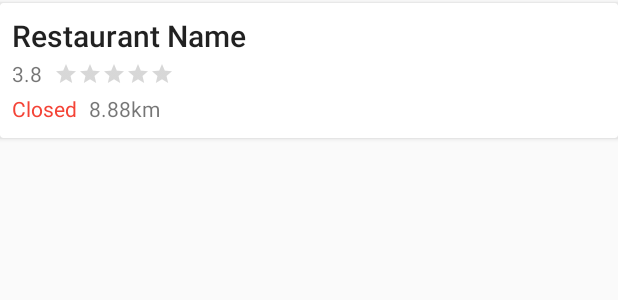
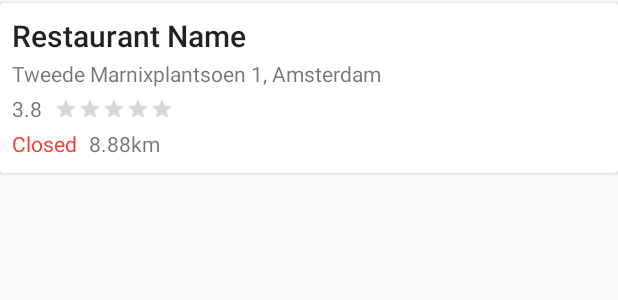
Before and after one commit to gumil/Places, an Android app: the layout item_place.xml on its own in the app's theme, with its tools: preview values and no code run, on a phone screen of 412 x 824 dp. Shown: the top 300 px of the screen. Run offline under Robolectric (Android 15) with nearby library versions, the phone set to English and light mode, and no system bars.

Commit message:
Add vicinity info to view

```diff
--- a/app/src/main/java/dev/gumil/places/presentation/list/ViewItem.kt
+++ b/app/src/main/java/dev/gumil/places/presentation/list/ViewItem.kt
@@ -20,12 +20,14 @@ internal class PlaceViewItem : ViewItem<Place> {
 
     override fun bind(view: View, item: Place) {
         val name = view.findViewById<TextView>(R.id.item_name)
+        val vicinity = view.findViewById<TextView>(R.id.item_vicinity)
         val rating = view.findViewById<TextView>(R.id.item_text_rating)
         val ratingBar = view.findViewById<RatingBar>(R.id.item_ratingBar)
         val open = view.findViewById<TextView>(R.id.item_open)
         val distance = view.findViewById<TextView>(R.id.item_distance)
 
         name.text = item.name
+        vicinity.text = item.vicinity
         rating.text = String.format("%.1f", item.rating)
         ratingBar.rating = item.rating.toFloat()
         formatOpen(open, item.isOpen)
--- a/app/src/main/res/layout/item_place.xml
+++ b/app/src/main/res/layout/item_place.xml
@@ -24,13 +24,23 @@
             tools:text="Restaurant Name" />
 
         <TextView
+            android:id="@+id/item_vicinity"
+            android:layout_width="wrap_content"
+            android:layout_height="wrap_content"
+            android:paddingTop="2dp"
+            android:paddingBottom="2dp"
+            app:layout_constraintLeft_toLeftOf="parent"
+            app:layout_constraintTop_toBottomOf="@id/item_name"
+            tools:text="Tweede Marnixplantsoen 1, Amsterdam" />
+
+        <TextView
             android:id="@+id/item_text_rating"
             android:layout_width="wrap_content"
             android:layout_height="wrap_content"
             android:paddingTop="2dp"
             android:paddingBottom="2dp"
             app:layout_constraintLeft_toLeftOf="parent"
-            app:layout_constraintTop_toBottomOf="@id/item_name"
+            app:layout_constraintTop_toBottomOf="@id/item_vicinity"
             tools:text="3.8" />
 
         <RatingBar
@@ -38,9 +48,9 @@
             style="?android:attr/ratingBarStyleSmall"
             android:layout_width="wrap_content"
             android:layout_height="wrap_content"
-            android:isIndicator="true"
             android:layout_marginLeft="8dp"
             android:layout_marginRight="8dp"
+            android:isIndicator="true"
             app:layout_constraintBottom_toBottomOf="@id/item_text_rating"
             app:layout_constraintLeft_toRightOf="@id/item_text_rating"
             app:layout_constraintTop_toTopOf="@id/item_text_rating" />
```
